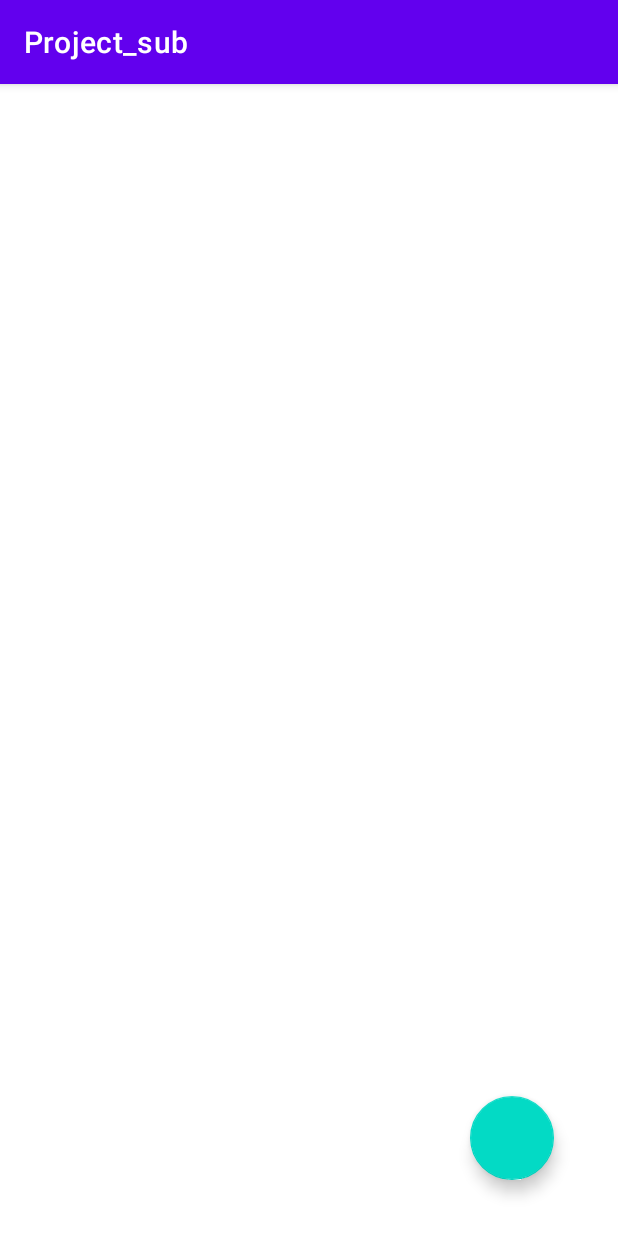
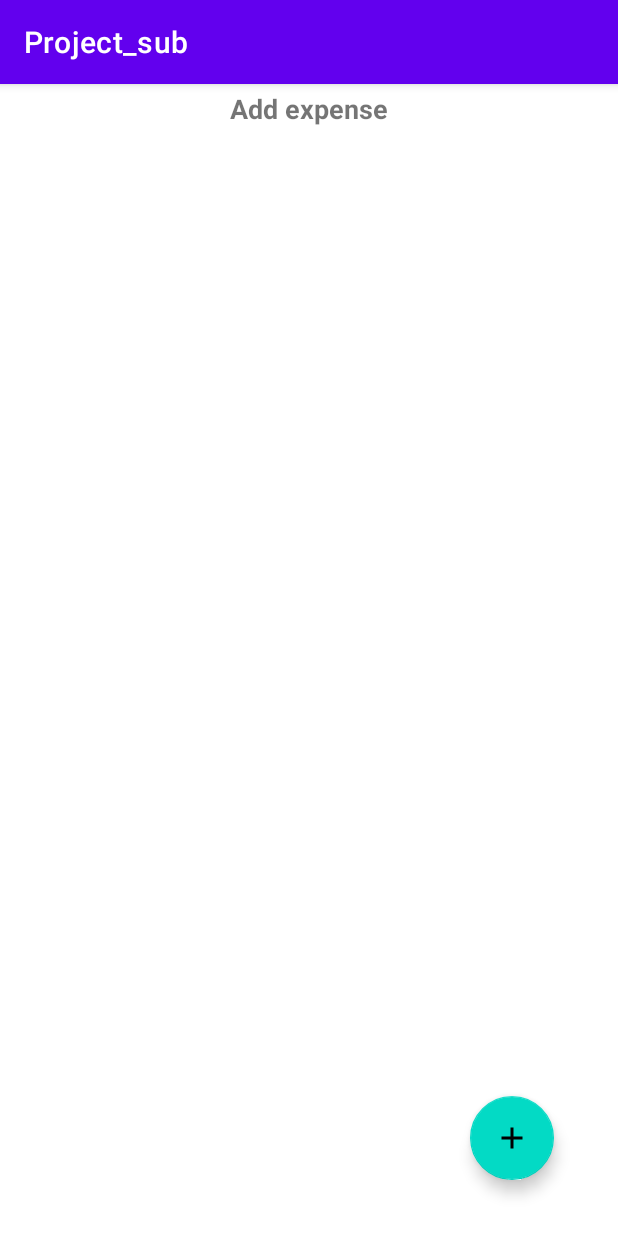
Before and after one commit to Amith-Jagannath/Homify, an Android app: the screen it shows after launch (MainActivity), on a phone screen of 412 x 824 dp. Run offline under Robolectric (Android 15) with nearby library versions, the phone set to English and light mode, and no system bars.

Commit message:
Added feature to add expense

```diff
--- /dev/null
+++ b/app/src/main/java/com/example/project_sub/ExpenseAdapter.java
@@ -0,0 +1,69 @@
+package com.example.project_sub;
+
+import android.view.LayoutInflater;
+import android.view.View;
+import android.view.ViewGroup;
+
+import androidx.annotation.NonNull;
+import androidx.appcompat.widget.AppCompatTextView;
+import androidx.recyclerview.widget.RecyclerView;
+
+import java.util.ArrayList;
+import java.util.List;
+
+public class ExpenseAdapter extends RecyclerView.Adapter<ExpenseViewHolder> {
+
+    private List<Expense> expenseList;
+
+    public ExpenseAdapter(List<Expense> expenseList) {
+        this.expenseList = expenseList;
+    }
+
+
+    @NonNull
+    @Override
+    public ExpenseViewHolder onCreateViewHolder(@NonNull ViewGroup parent, int viewType) {
+        View view = LayoutInflater.from(parent.getContext()).inflate(R.layout.item_expense, parent, false);
+        return new ExpenseViewHolder(view);
+    }
+
+    @Override
+    public void onBindViewHolder(@NonNull ExpenseViewHolder holder, int position) {
+        Expense e = expenseList.get(position);
+        holder.bind(e);
+
+    }
+
+    @Override
+    public int getItemCount() {
+        return expenseList.size();
+    }
+
+    public void updateList(ArrayList<Expense> list) {
+        expenseList.clear();
+        expenseList.addAll(list);
+        notifyDataSetChanged();
+    }
+
+
+}
+
+
+class ExpenseViewHolder extends RecyclerView.ViewHolder {
+
+
+    private AppCompatTextView day;
+    private AppCompatTextView amount;
+
+    public ExpenseViewHolder(@NonNull View itemView) {
+        super(itemView);
+        day = itemView.findViewById(R.id.type);
+        amount = itemView.findViewById(R.id.amount);
+    }
+
+    public void bind(Expense expense) {
+        day.setText(expense.day);
+        amount.setText(expense.amount);
+    }
+
+}
--- a/app/src/main/java/com/example/project_sub/MainActivity.java
+++ b/app/src/main/java/com/example/project_sub/MainActivity.java
@@ -1,6 +1,8 @@
 package com.example.project_sub;
 
 import androidx.appcompat.app.AppCompatActivity;
+import androidx.recyclerview.widget.LinearLayoutManager;
+import androidx.recyclerview.widget.RecyclerView;
 
 import android.content.Intent;
 import android.database.Cursor;
@@ -13,9 +15,15 @@ import com.example.project_sub.AddExpenseItem;
 import com.example.project_sub.R;
 import com.google.android.material.floatingactionbutton.FloatingActionButton;
 
+import java.util.ArrayList;
+
 public class MainActivity extends AppCompatActivity {
     SQLiteDatabase db;
     private FloatingActionButton button;
+    private ArrayList<Expense> expenseList;
+    private RecyclerView recyclerView;
+    private LinearLayoutManager linearLayoutManager;
+    private ExpenseAdapter expenseAdapter;
 
     @Override
     protected void onCreate(Bundle savedInstanceState) {
@@ -23,6 +31,10 @@ public class MainActivity extends AppCompatActivity {
         setContentView(R.layout.activity_main);
         button = findViewById(R.id.addExpenseBtn);
         db = new DataBaseHelper(this).getWritableDatabase();
+        expenseList = new ArrayList<>();
+        recyclerView = findViewById(R.id.recycler_view);
+
+        setupRecyclerView();
         button.setOnClickListener(view -> {
             Intent intent = new Intent(getApplicationContext(), AddExpenseItem.class);
             startActivity(intent);
@@ -36,13 +48,23 @@ public class MainActivity extends AppCompatActivity {
             for (int i = 0; i < cursor.getCount(); i++) {
                 cursor.moveToNext();
                 String s = "";
-                s += "Day" + cursor.getString(0);
-                s += "Expense" + cursor.getString(1);
+                String day = cursor.getString(0);
+                String amount = cursor.getString(1);
 
                 Log.e("Data", s);
+                expenseList.add(new Expense(day, amount));
+            }
+
+            expenseAdapter = new ExpenseAdapter(expenseList);
+            expenseAdapter.notifyDataSetChanged();
+        }
+    }
 
 
-            }
-        }
+    private void setupRecyclerView() {
+        linearLayoutManager = new LinearLayoutManager(this);
+        recyclerView.setLayoutManager(linearLayoutManager);
+        expenseAdapter = new ExpenseAdapter(expenseList);
+        recyclerView.setAdapter(expenseAdapter);
     }
 }
--- /dev/null
+++ b/app/src/main/res/drawable/baseline_add_24.xml
@@ -0,0 +1,5 @@
+<vector android:height="24dp" android:tint="#000000"
+    android:viewportHeight="24" android:viewportWidth="24"
+    android:width="24dp" xmlns:android="http://schemas.android.com/apk/res/android">
+    <path android:fillColor="@android:color/white" android:pathData="M19,13h-6v6h-2v-6H5v-2h6V5h2v6h6v2z"/>
+</vector>
--- /dev/null
+++ b/app/src/main/res/drawable/baseline_currency_rupee_24.xml
@@ -0,0 +1,5 @@
+<vector android:height="24dp" android:tint="#000000"
+    android:viewportHeight="24" android:viewportWidth="24"
+    android:width="24dp" xmlns:android="http://schemas.android.com/apk/res/android">
+    <path android:fillColor="@android:color/white" android:pathData="M13.66,7C13.1,5.82 11.9,5 10.5,5L6,5V3h12v2l-3.26,0c0.48,0.58 0.84,1.26 1.05,2L18,7v2l-2.02,0c-0.25,2.8 -2.61,5 -5.48,5H9.77l6.73,7h-2.77L7,14v-2h3.5c1.76,0 3.22,-1.3 3.46,-3L6,9V7L13.66,7z"/>
+</vector>
--- a/app/src/main/res/layout/activity_main.xml
+++ b/app/src/main/res/layout/activity_main.xml
@@ -6,15 +6,42 @@
     android:layout_height="match_parent"
     tools:context=".MainActivity">
 
+    <androidx.appcompat.widget.AppCompatTextView
+        android:id="@+id/expenseBtn"
+        android:layout_width="match_parent"
+        android:layout_height="wrap_content"
+        app:layout_constraintStart_toStartOf="parent"
+        app:layout_constraintEnd_toEndOf="parent"
+        app:layout_constraintTop_toTopOf="parent"
+        android:text="Add expense"
+        android:textStyle="bold"
+        android:gravity="center"
+        android:padding="4dp"
+        android:textSize="18sp"
+        />
+
+    <androidx.recyclerview.widget.RecyclerView
+        android:id="@+id/recycler_view"
+        android:layout_width="match_parent"
+        android:layout_height="0dp"
+        app:layout_constraintStart_toStartOf="parent"
+        app:layout_constraintTop_toBottomOf="@id/expenseBtn"
+        app:layout_constraintEnd_toEndOf="parent"
+        app:layout_constraintBottom_toBottomOf="parent"
+
+        />
+
+
     <com.google.android.material.floatingactionbutton.FloatingActionButton
         android:id="@+id/addExpenseBtn"
         android:layout_width="wrap_content"
         android:layout_height="wrap_content"
-
         app:layout_constraintBottom_toBottomOf="parent"
         app:layout_constraintEnd_toEndOf="parent"
         app:layout_constraintHorizontal_bias="0.881"
         app:layout_constraintStart_toStartOf="parent"
         app:layout_constraintTop_toTopOf="parent"
-        app:layout_constraintVertical_bias="0.948" />
+        app:layout_constraintVertical_bias="0.948"
+        android:src="@drawable/baseline_add_24"
+        />
 </androidx.constraintlayout.widget.ConstraintLayout>
```
Also changed, not shown: app/src/main/java/com/example/project_sub/Expense.java (added, +30 -0 lines), app/src/main/res/layout/item_expense.xml (added, +65 -0 lines).
